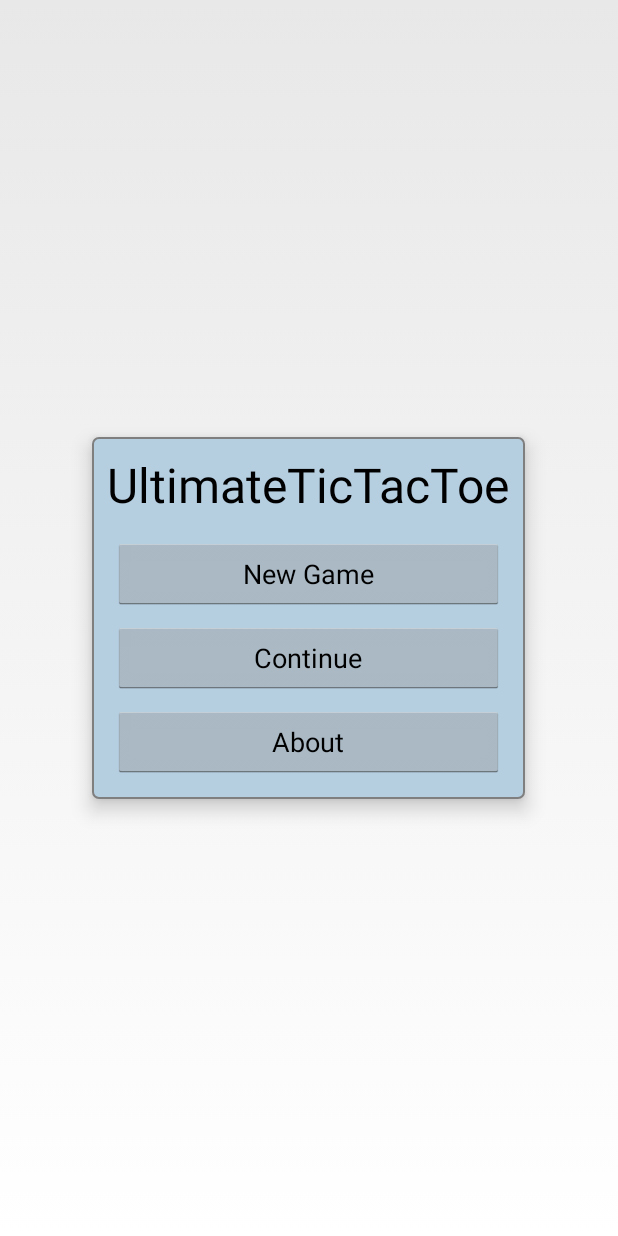
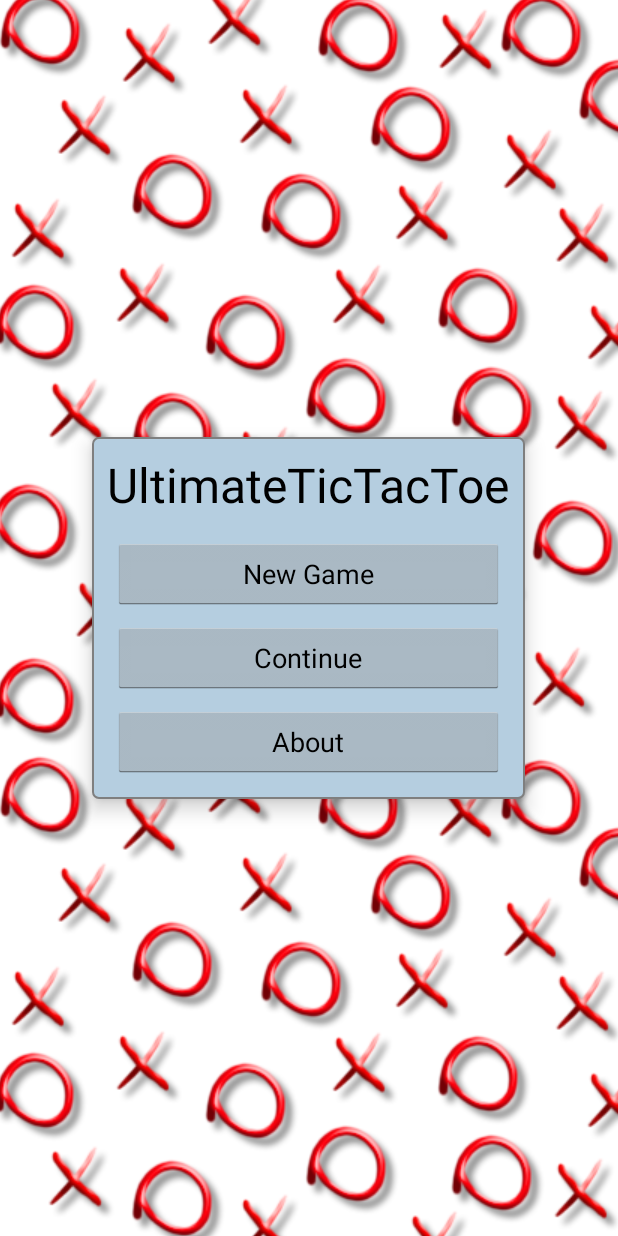
Before and after one commit to River991/UltimateTicTacToe, an Android app: the screen it shows after launch (MainActivity), on a phone screen of 412 x 824 dp. Run offline under Robolectric (Android 15) with nearby library versions, the phone set to English and light mode, and no system bars.

Commit message:
Added Background Animation

```diff
--- /dev/null
+++ b/app/src/main/java/org/example/ultimatetictactoe/ScrollingView.java
@@ -0,0 +1,60 @@
+package org.example.ultimatetictactoe;
+
+import android.content.Context;
+import android.content.res.TypedArray;
+import android.graphics.Canvas;
+import android.graphics.drawable.Drawable;
+import android.util.AttributeSet;
+import android.view.View;
+
+public class ScrollingView extends View {
+    private Drawable mBackground;
+    private int mScrollPos;
+
+
+    public ScrollingView(Context context) {
+        super(context);
+        init(null, 0);
+    }
+
+    public ScrollingView(Context context, AttributeSet attrs) {
+        super(context, attrs);
+        init(attrs, 0);
+    }
+
+    public ScrollingView(Context context, AttributeSet attrs, int defStyle) {
+        super(context, attrs, defStyle);
+        init(attrs, defStyle);
+    }
+
+    private void init(AttributeSet attrs, int defStyle) {
+        final TypedArray a = getContext().obtainStyledAttributes(attrs, R.styleable.ScrollingView, defStyle, 0);
+
+        if (a.hasValue(R.styleable.ScrollingView_scrollingDrawable)) {
+            mBackground = a.getDrawable(R.styleable.ScrollingView_scrollingDrawable);
+            mBackground.setCallback(this);
+        }
+        a.recycle();
+    }
+
+    protected void onDraw(Canvas canvas) {
+        super.onDraw(canvas);
+
+        int contentWidth = getWidth();
+        int contentHeight = getHeight();
+
+        if (mBackground != null) {
+            int max = Math.max(mBackground.getIntrinsicHeight(), mBackground.getIntrinsicWidth());
+            mBackground.setBounds(0, 0, contentWidth * 4, contentHeight * 4);
+
+            mScrollPos += 2;
+            if (mScrollPos >= max) mScrollPos -= max;
+            setTranslationX(-mScrollPos);
+            setTranslationY(-mScrollPos);
+
+            mBackground.draw(canvas);
+            this.invalidate();
+        }
+    }
+
+}
--- /dev/null
+++ b/app/src/main/res/drawable/xando_background.xml
@@ -0,0 +1,4 @@
+<?xml version="1.0" encoding="utf-8"?>
+<bitmap xmlns:android="http://schemas.android.com/apk/res/android"
+    android:src="@drawable/xando"
+    android:tileMode="repeat" />
--- a/app/src/main/res/layout/activity_main.xml
+++ b/app/src/main/res/layout/activity_main.xml
@@ -1,11 +1,17 @@
 <?xml version="1.0" encoding="utf-8"?>
 <FrameLayout xmlns:android="http://schemas.android.com/apk/res/android"
+    xmlns:app="http://schemas.android.com/apk/res-auto"
     xmlns:tools="http://schemas.android.com/tools"
     android:layout_width="match_parent"
     android:layout_height="match_parent"
     android:clipChildren="false"
     tools:context=".UltimateTicTacToeActivity">
 
+    <org.example.ultimatetictactoe.ScrollingView
+        android:id="@+id/main_background"
+        android:layout_width="match_parent"
+        android:layout_height="match_parent"
+        app:scrollingDrawable="@drawable/xando_background" />
 
     <fragment
         android:id="@+id/main_fragment"
--- /dev/null
+++ b/app/src/main/res/values/attrs_scrolling_view.xml
@@ -0,0 +1,6 @@
+<?xml version="1.0" encoding="utf-8"?>
+<resources>
+    <declare-styleable name="ScrollingView">
+        <attr name="scrollingDrawable" format="color|reference" />
+    </declare-styleable>
+</resources>
```
Also changed, not shown: app/src/main/res/drawable-mdpi/xando.png (added).
